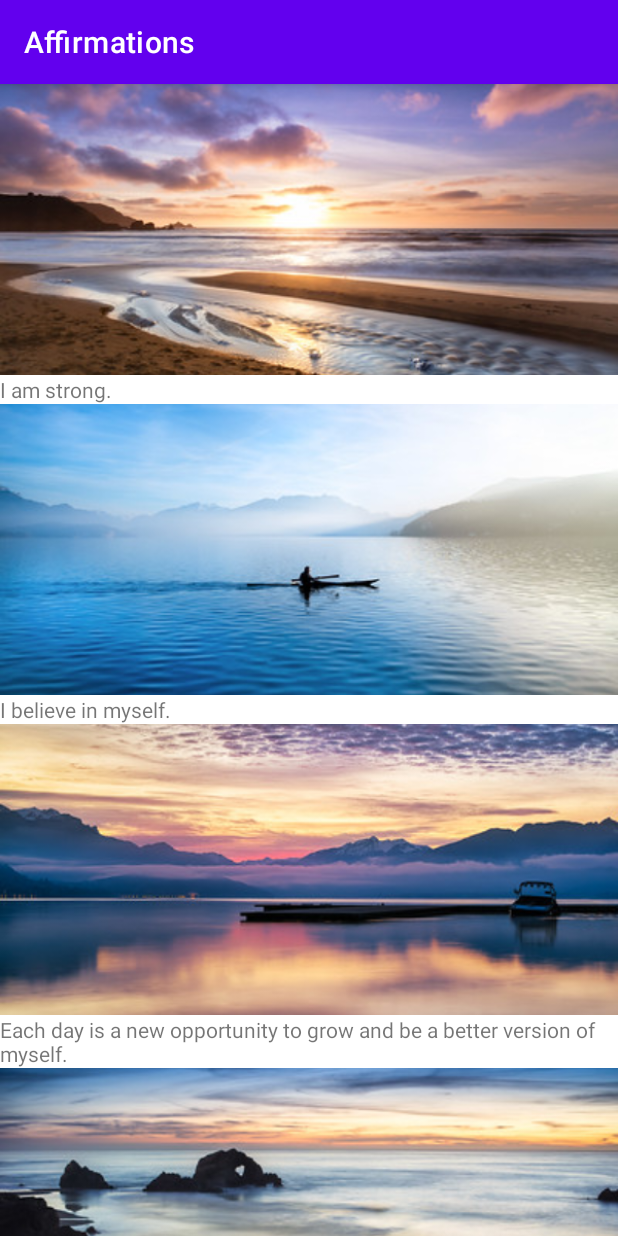
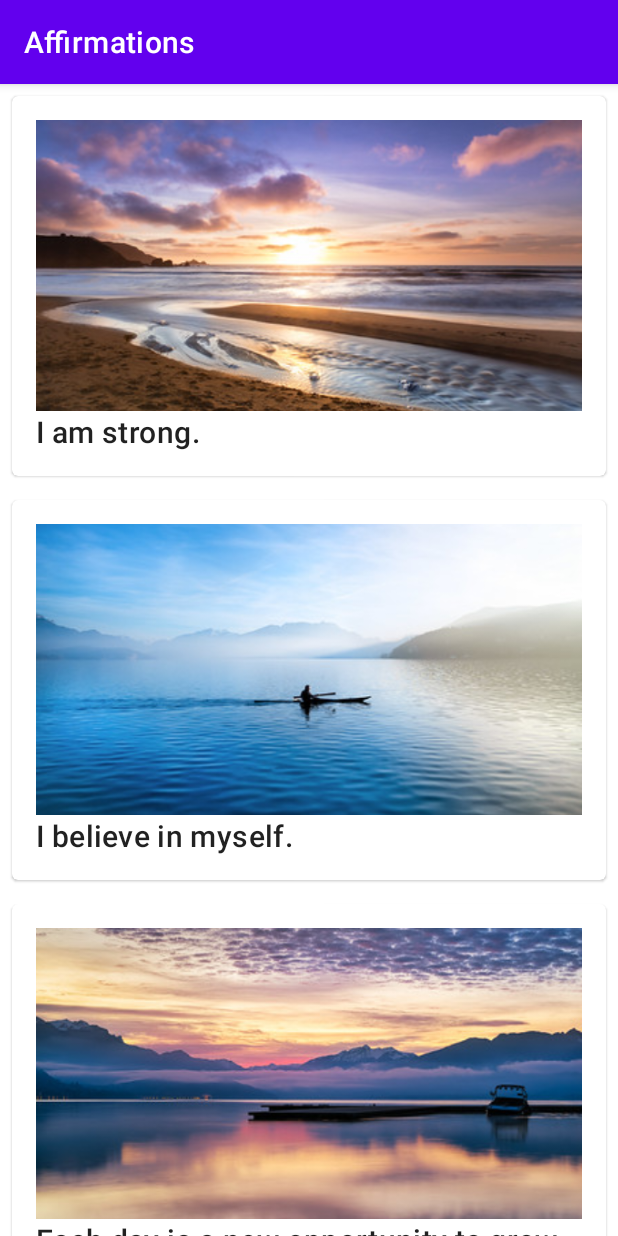
Before and after one commit to wesquel/AffirmationApp, an Android app: the screen it shows after launch (MainActivity), on a phone screen of 412 x 824 dp. Run offline under Robolectric (Android 15) with nearby library versions, the phone set to English and light mode, and no system bars.

Commit message:
MaterialCardView Added.

```diff
--- a/app/src/main/res/layout/list_item.xml
+++ b/app/src/main/res/layout/list_item.xml
@@ -1,8 +1,13 @@
 <?xml version="1.0" encoding="utf-8"?>
-<LinearLayout xmlns:android="http://schemas.android.com/apk/res/android"
+<com.google.android.material.card.MaterialCardView xmlns:android="http://schemas.android.com/apk/res/android"
     android:layout_width="match_parent"
     android:layout_height="wrap_content"
-    android:orientation="vertical">
+    android:layout_margin="8dp">
+    <LinearLayout
+        android:layout_width="match_parent"
+        android:layout_height="wrap_content"
+        android:orientation="vertical"
+        android:padding="16dp">
 
         <ImageView
             android:id="@+id/item_image"
@@ -14,6 +19,8 @@
         <TextView
             android:id="@+id/item_title"
             android:layout_width="wrap_content"
-        android:layout_height="wrap_content" />
+            android:layout_height="wrap_content"
+            android:textAppearance="?attr/textAppearanceHeadline6"/>
 
     </LinearLayout>
+</com.google.android.material.card.MaterialCardView>
```
Lines whose indentation alone changed are shown as unchanged.
